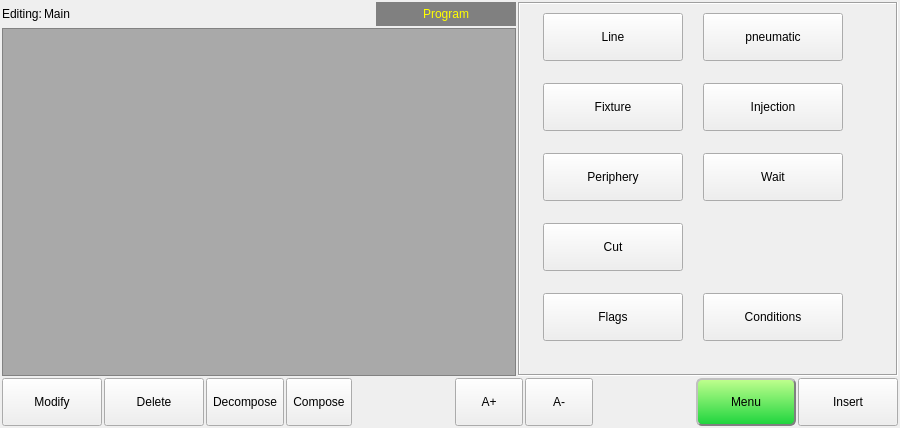
First picture: the form in hcinstruction/ichcinstructionpageframe.ui, repository GaussCheng/2-5AxisPunch, before the edit.
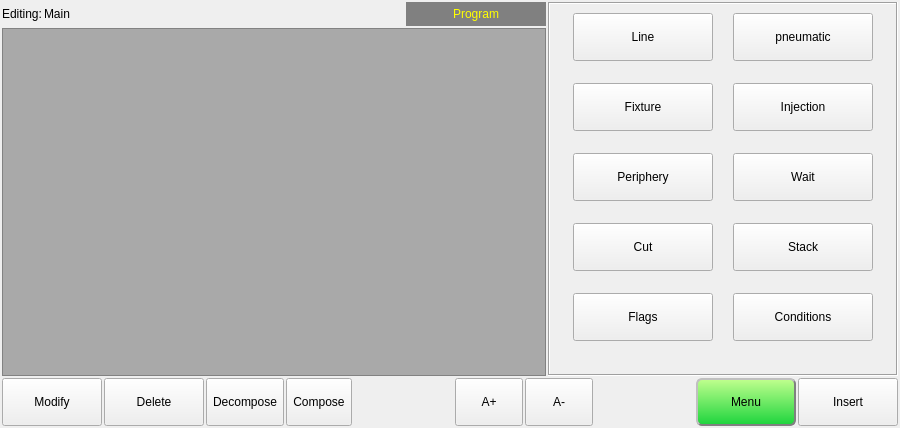
Second picture: the form after the edit. Icons and pictures are not drawn.

```diff
--- a/hcinstruction/ichcinstructionpageframe.ui
+++ b/hcinstruction/ichcinstructionpageframe.ui
@@ -164,13 +164,13 @@
        </property>
        <property name="minimumSize">
         <size>
-         <width>300</width>
+         <width>350</width>
          <height>0</height>
         </size>
        </property>
        <property name="maximumSize">
         <size>
-         <width>380</width>
+         <width>350</width>
          <height>16777215</height>
         </size>
        </property>
@@ -536,6 +536,44 @@
            </property>
           </widget>
          </item>
+         <item row="4" column="1">
+          <widget class="QToolButton" name="stackButton">
+           <property name="sizePolicy">
+            <sizepolicy hsizetype="Preferred" vsizetype="Preferred">
+             <horstretch>0</horstretch>
+             <verstretch>0</verstretch>
+            </sizepolicy>
+           </property>
+           <property name="minimumSize">
+            <size>
+             <width>140</width>
+             <height>48</height>
+            </size>
+           </property>
+           <property name="maximumSize">
+            <size>
+             <width>140</width>
+             <height>48</height>
+            </size>
+           </property>
+           <property name="text">
+            <string>Stack</string>
+           </property>
+           <property name="icon">
+            <iconset resource="../resource.qrc">
+             <normaloff>:/resource/macro(32).png</normaloff>:/resource/macro(32).png</iconset>
+           </property>
+           <property name="iconSize">
+            <size>
+             <width>32</width>
+             <height>32</height>
+            </size>
+           </property>
+           <property name="toolButtonStyle">
+            <enum>Qt::ToolButtonTextBesideIcon</enum>
+           </property>
+          </widget>
+         </item>
         </layout>
        </widget>
       </widget>
```
